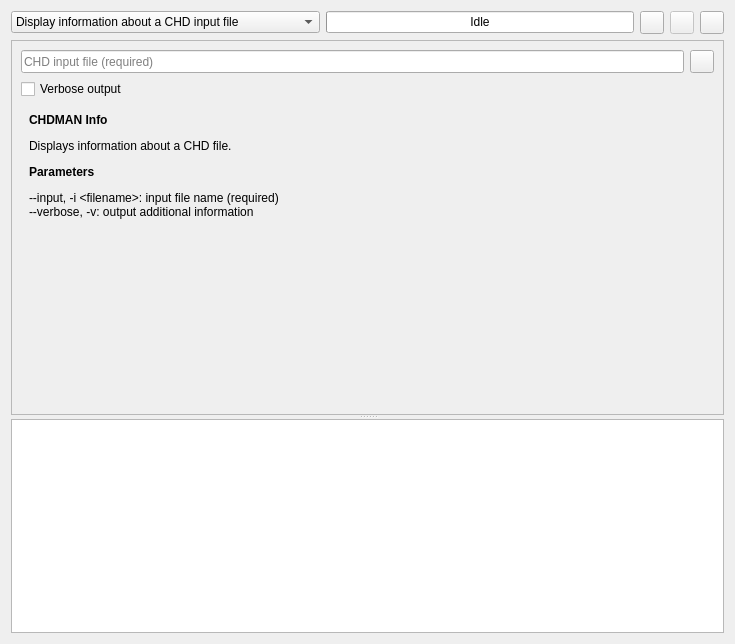
qmc2/qmc2-mame-fe, file tools/qchdman/projectwidget.ui: the form before one commit.
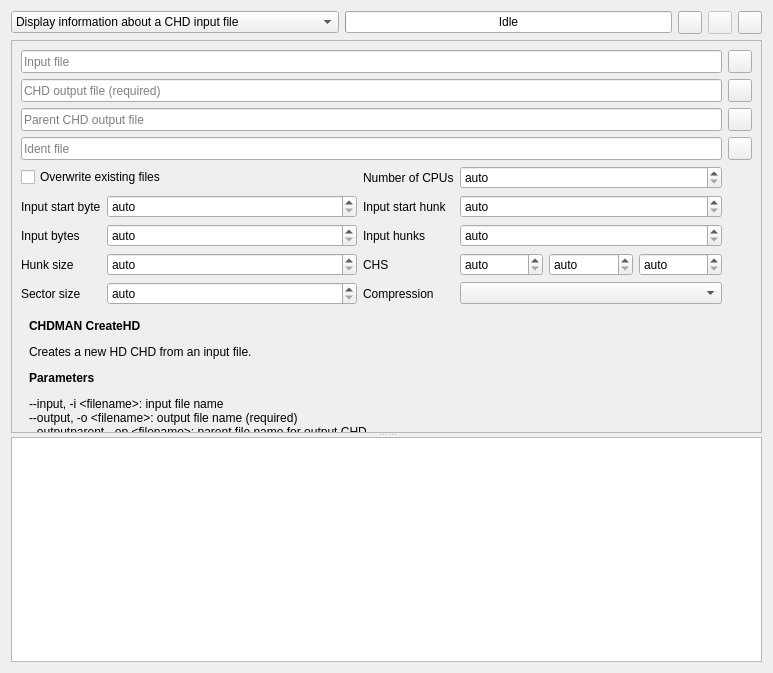
The form after the commit. The open tabs and pages were chosen to show the change. Icons and pictures are not drawn.

Commit message: wip: qchdman: added project type CreateHD

What changed in the file:
```diff
--- a/tools/qchdman/projectwidget.ui
+++ b/tools/qchdman/projectwidget.ui
@@ -6,8 +6,8 @@
    <rect>
     <x>0</x>
     <y>0</y>
-    <width>735</width>
-    <height>644</height>
+    <width>773</width>
+    <height>673</height>
    </rect>
   </property>
   <layout class="QGridLayout" name="gridLayout">
@@ -234,8 +234,8 @@
         <rect>
          <x>0</x>
          <y>0</y>
-         <width>721</width>
-         <height>487</height>
+         <width>759</width>
+         <height>539</height>
         </rect>
        </property>
        <layout class="QGridLayout" name="gridLayoutScrollArea">
@@ -1270,7 +1270,529 @@
             </item>
            </layout>
           </widget>
-          <widget class="QWidget" name="pageCreateHardDisk"/>
+          <widget class="QWidget" name="pageCreateHD">
+           <layout class="QGridLayout" name="gridLayoutPageCreateHD">
+            <property name="margin">
+             <number>0</number>
+            </property>
+            <item row="1" column="0">
+             <widget class="QLabel" name="labelCreateHDHelp">
+              <property name="text">
+               <string>&lt;p&gt;
+&lt;b&gt;CHDMAN CreateHD&lt;/b&gt;
+&lt;/p&gt;
+Creates a new HD CHD from an input file.
+&lt;p&gt;
+&lt;b&gt;Parameters&lt;/b&gt;
+&lt;/p&gt;
+&lt;p&gt;
+--input, -i &amp;lt;filename&amp;gt;: input file name&lt;br&gt;
+--output, -o &amp;lt;filename&amp;gt;: output file name (required)&lt;br&gt;
+--outputparent, -op &amp;lt;filename&amp;gt;: parent file name for output CHD&lt;br&gt;
+--ident, -id &amp;lt;filename&amp;gt;: name of ident file to provide CHS information&lt;br&gt;
+--force, -f: force overwriting an existing file&lt;br&gt;
+--numprocessors, -np &amp;lt;processors&amp;gt;: limit the number of processors to use during compression&lt;br&gt;
+--inputstartbyte, -isb &amp;lt;offset&amp;gt;: starting byte offset within the input&lt;br&gt;
+--inputstarthunk, -ish &amp;lt;offset&amp;gt;: starting hunk offset within the input&lt;br&gt;
+--inputbytes, -ib &amp;lt;length&amp;gt;: effective length of input in bytes&lt;br&gt;
+--inputhunks, -ih &amp;lt;length&amp;gt;: effective length of input in hunks&lt;br&gt;
+--hunksize, -hs &amp;lt;bytes&amp;gt;: size of each hunk in bytes (required)&lt;br&gt;
+--chs, -chs &amp;lt;cylinders,heads,sectors&amp;gt;: specifies CHS values directly&lt;br&gt;
+--sectorsize, -ss &amp;lt;bytes&amp;gt;: size of each hard disk sector in bytes&lt;br&gt;
+--compression, -c &amp;lt;none|type1[,type2[,...]]&amp;gt;: which compression codecs to use (up to 4)
+&lt;/p&gt;</string>
+              </property>
+              <property name="alignment">
+               <set>Qt::AlignLeading|Qt::AlignLeft|Qt::AlignTop</set>
+              </property>
+              <property name="wordWrap">
+               <bool>true</bool>
+              </property>
+              <property name="margin">
+               <number>8</number>
+              </property>
+              <property name="indent">
+               <number>8</number>
+              </property>
+             </widget>
+            </item>
+            <item row="2" column="0">
+             <spacer name="verticalSpacerCreateHD">
+              <property name="orientation">
+               <enum>Qt::Vertical</enum>
+              </property>
+              <property name="sizeHint" stdset="0">
+               <size>
+                <width>20</width>
+                <height>0</height>
+               </size>
+              </property>
+             </spacer>
+            </item>
+            <item row="0" column="0">
+             <widget class="QFrame" name="frameCreateHD">
+              <layout class="QGridLayout" name="gridLayoutFrameCreateHD" columnstretch="0,3,0,1,1,1,0">
+               <property name="margin">
+                <number>0</number>
+               </property>
+               <item row="5" column="1">
+                <widget class="QSpinBox" name="spinBoxCreateHDInputStartByte">
+                 <property name="sizePolicy">
+                  <sizepolicy hsizetype="MinimumExpanding" vsizetype="Fixed">
+                   <horstretch>0</horstretch>
+                   <verstretch>0</verstretch>
+                  </sizepolicy>
+                 </property>
+                 <property name="toolTip">
+                  <string>Starting byte offset within the input (--inputstartbyte)</string>
+                 </property>
+                 <property name="specialValueText">
+                  <string>auto</string>
+                 </property>
+                 <property name="minimum">
+                  <number>-1</number>
+                 </property>
+                 <property name="maximum">
+                  <number>999999999</number>
+                 </property>
+                 <property name="value">
+                  <number>-1</number>
+                 </property>
+                </widget>
+               </item>
+               <item row="6" column="0">
+                <widget class="QLabel" name="labelCreateHDInputBytes">
+                 <property name="text">
+                  <string>Input bytes</string>
+                 </property>
+                </widget>
+               </item>
+               <item row="7" column="0">
+                <widget class="QLabel" name="labelCreateHDHunkSize">
+                 <property name="text">
+                  <string>Hunk size</string>
+                 </property>
+                </widget>
+               </item>
+               <item row="6" column="2">
+                <widget class="QLabel" name="labelCreateHDInputHunks">
+                 <property name="text">
+                  <string>Input hunks</string>
+                 </property>
+                </widget>
+               </item>
+               <item row="4" column="0" colspan="2">
+                <widget class="QCheckBox" name="checkBoxCreateHDForce">
+                 <property name="toolTip">
+                  <string>Force overwriting output files (--force)</string>
+                 </property>
+                 <property name="text">
+                  <string>Overwrite existing files</string>
+                 </property>
+                </widget>
+               </item>
+               <item row="4" column="2">
+                <widget class="QLabel" name="labelCreateHDProcessors">
+                 <property name="text">
+                  <string>Number of CPUs</string>
+                 </property>
+                </widget>
+               </item>
+               <item row="6" column="1">
+                <widget class="QSpinBox" name="spinBoxCreateHDInputBytes">
+                 <property name="sizePolicy">
+                  <sizepolicy hsizetype="MinimumExpanding" vsizetype="Fixed">
+                   <horstretch>0</horstretch>
+                   <verstretch>0</verstretch>
+                  </sizepolicy>
+                 </property>
+                 <property name="toolTip">
+                  <string>Effective length of input in bytes (--inputbytes)</string>
+                 </property>
+                 <property name="specialValueText">
+                  <string>auto</string>
+                 </property>
+                 <property name="minimum">
+                  <number>-1</number>
+                 </property>
+                 <property name="maximum">
+                  <number>999999999</number>
+                 </property>
+                 <property name="value">
+                  <number>-1</number>
+                 </property>
+                </widget>
+               </item>
+               <item row="5" column="0">
+                <widget class="QLabel" name="labelCreateHDInputStartByte">
+                 <property name="text">
+                  <string>Input start byte</string>
+                 </property>
+                </widget>
+               </item>
+               <item row="7" column="1">
+                <widget class="QSpinBox" name="spinBoxCreateHDHunkSize">
+                 <property name="sizePolicy">
+                  <sizepolicy hsizetype="MinimumExpanding" vsizetype="Fixed">
+                   <horstretch>0</horstretch>
+                   <verstretch>0</verstretch>
+                  </sizepolicy>
+                 </property>
+                 <property name="toolTip">
+                  <string>Size in bytes of each hunk (--hunksize)</string>
+                 </property>
+                 <property name="specialValueText">
+                  <string>auto</string>
+                 </property>
+                 <property name="minimum">
+                  <number>-1</number>
+                 </property>
+                 <property name="maximum">
+                  <number>999999999</number>
+                 </property>
+                 <property name="value">
+                  <number>-1</number>
+                 </property>
+                </widget>
+               </item>
+               <item row="5" column="2">
+                <widget class="QLabel" name="labelCreateHDInputStartHunk">
+                 <property name="text">
+                  <string>Input start hunk</string>
+                 </property>
+                </widget>
+               </item>
+               <item row="8" column="1">
+                <widget class="QSpinBox" name="spinBoxCreateHDSectorSize">
+                 <property name="toolTip">
+                  <string>Size in bytes of each hard disk sector (--sectorsize)</string>
+                 </property>
+                 <property name="specialValueText">
+                  <string>auto</string>
+                 </property>
+                 <property name="minimum">
+                  <number>-1</number>
+                 </property>
+                 <property name="maximum">
+                  <number>999999999</number>
+                 </property>
+                 <property name="value">
+                  <number>-1</number>
+                 </property>
+                </widget>
+               </item>
+               <item row="6" column="3" colspan="3">
+                <widget class="QSpinBox" name="spinBoxCreateHDInputHunks">
+                 <property name="sizePolicy">
+                  <sizepolicy hsizetype="MinimumExpanding" vsizetype="Fixed">
+                   <horstretch>0</horstretch>
+                   <verstretch>0</verstretch>
+                  </sizepolicy>
+                 </property>
+                 <property name="toolTip">
+                  <string>Effective length of input in hunks (--inputhunks)</string>
+                 </property>
+                 <property name="specialValueText">
+                  <string>auto</string>
+                 </property>
+                 <property name="minimum">
+                  <number>-1</number>
+                 </property>
+                 <property name="maximum">
+                  <number>999999999</number>
+                 </property>
+                 <property name="value">
+                  <number>-1</number>
+                 </property>
+                </widget>
+               </item>
+               <item row="3" column="6">
+                <widget class="QToolButton" name="toolButtonBrowseCreateHDIdentFile">
+                 <property name="sizePolicy">
+                  <sizepolicy hsizetype="Fixed" vsizetype="Minimum">
+                   <horstretch>0</horstretch>
+                   <verstretch>0</verstretch>
+                  </sizepolicy>
+                 </property>
+                 <property name="icon">
+                  <iconset resource="qchdman.qrc">
+                   <normaloff>:/images/fileopen.png</normaloff>:/images/fileopen.png</iconset>
+                 </property>
+                </widget>
+               </item>
+               <item row="8" column="0">
+                <widget class="QLabel" name="labelCreateHDSectorSize">
+                 <property name="text">
+                  <string>Sector size</string>
+                 </property>
+                </widget>
+               </item>
+               <item row="3" column="0" colspan="6">
+                <widget class="QLineEdit" name="lineEditCreateHDIdentFile">
+                 <property name="sizePolicy">
+                  <sizepolicy hsizetype="Expanding" vsizetype="Minimum">
+                   <horstretch>0</horstretch>
+                   <verstretch>0</verstretch>
+                  </sizepolicy>
+                 </property>
+                 <property name="toolTip">
+                  <string>Ident file to provide CHS information (--ident)</string>
+                 </property>
+                 <property name="placeholderText">
+                  <string>Ident file</string>
+                 </property>
+                </widget>
+               </item>
+               <item row="5" column="3" colspan="3">
+                <widget class="QSpinBox" name="spinBoxCreateHDInputStartHunk">
+                 <property name="sizePolicy">
+                  <sizepolicy hsizetype="MinimumExpanding" vsizetype="Fixed">
+                   <horstretch>0</horstretch>
+                   <verstretch>0</verstretch>
+                  </sizepolicy>
+                 </property>
+                 <property name="toolTip">
+                  <string>Starting hunk offset within the input (--inputstarthunk)</string>
+                 </property>
+                 <property name="specialValueText">
+                  <string>auto</string>
+                 </property>
+                 <property name="minimum">
+                  <number>-1</number>
+                 </property>
+                 <property name="maximum">
+                  <number>999999999</number>
+                 </property>
+                 <property name="value">
+                  <number>-1</number>
+                 </property>
+                </widget>
+               </item>
+               <item row="1" column="0" colspan="6">
+                <widget class="QLineEdit" name="lineEditCreateHDOutputFile">
+                 <property name="sizePolicy">
+                  <sizepolicy hsizetype="Expanding" vsizetype="Minimum">
+                   <horstretch>0</horstretch>
+                   <verstretch>0</verstretch>
+                  </sizepolicy>
+                 </property>
+                 <property name="toolTip">
+                  <string>CHD output file (--output)</string>
+                 </property>
+                 <property name="placeholderText">
+                  <string>CHD output file (required)</string>
+                 </property>
+                </widget>
+               </item>
+               <item row="4" column="3" colspan="3">
+                <widget class="QSpinBox" name="spinBoxCreateHDProcessors">
+                 <property name="sizePolicy">
+                  <sizepolicy hsizetype="MinimumExpanding" vsizetype="Fixed">
+                   <horstretch>0</horstretch>
+                   <verstretch>0</verstretch>
+                  </sizepolicy>
+                 </property>
+                 <property name="toolTip">
+                  <string>Limit the number of processors to use during compression (--numprocessors)</string>
+                 </property>
+                 <property name="specialValueText">
+                  <string>auto</string>
+                 </property>
+                 <property name="minimum">
+                  <number>0</number>
+                 </property>
+                 <property name="maximum">
+                  <number>9999</number>
+                 </property>
+                 <property name="value">
+                  <number>0</number>
+                 </property>
+                </widget>
+               </item>
+               <item row="7" column="5">
+                <widget class="QSpinBox" name="spinBoxCreateHDSectors">
+                 <property name="sizePolicy">
+                  <sizepolicy hsizetype="MinimumExpanding" vsizetype="Fixed">
+                   <horstretch>0</horstretch>
+                   <verstretch>0</verstretch>
+                  </sizepolicy>
+                 </property>
+                 <property name="toolTip">
+                  <string>Sectors  (--chs)</string>
+                 </property>
+                 <property name="specialValueText">
+                  <string>auto</string>
+                 </property>
+                 <property name="minimum">
+                  <number>-1</number>
+                 </property>
+                 <property name="maximum">
+                  <number>999999999</number>
+                 </property>
+                 <property name="value">
+                  <number>-1</number>
+                 </property>
+                </widget>
+               </item>
+               <item row="7" column="4">
+                <widget class="QSpinBox" name="spinBoxCreateHDHeads">
+                 <property name="sizePolicy">
+                  <sizepolicy hsizetype="MinimumExpanding" vsizetype="Fixed">
+                   <horstretch>0</horstretch>
+                   <verstretch>0</verstretch>
+                  </sizepolicy>
+                 </property>
+                 <property name="toolTip">
+                  <string>Heads  (--chs)</string>
+                 </property>
+                 <property name="specialValueText">
+                  <string>auto</string>
+                 </property>
+                 <property name="minimum">
+                  <number>-1</number>
+                 </property>
+                 <property name="maximum">
+                  <number>999999999</number>
+                 </property>
+                 <property name="value">
+                  <number>-1</number>
+                 </property>
+                </widget>
+               </item>
+               <item row="0" column="0" colspan="6">
+                <widget class="QLineEdit" name="lineEditCreateHDInputFile">
+                 <property name="sizePolicy">
+                  <sizepolicy hsizetype="Expanding" vsizetype="Minimum">
+                   <horstretch>0</horstretch>
+                   <verstretch>0</verstretch>
+                  </sizepolicy>
+                 </property>
+                 <property name="toolTip">
+                  <string>Input file (--input)</string>
+                 </property>
+                 <property name="placeholderText">
+                  <string>Input file</string>
+                 </property>
+                </widget>
+               </item>
+               <item row="2" column="0" colspan="6">
+                <widget class="QLineEdit" name="lineEditCreateHDParentOutputFile">
+                 <property name="sizePolicy">
+                  <sizepolicy hsizetype="Expanding" vsizetype="Minimum">
+                   <horstretch>0</horstretch>
+                   <verstretch>0</verstretch>
+                  </sizepolicy>
+                 </property>
+                 <property name="toolTip">
+                  <string>Parent CHD output file (--outputparent)</string>
+                 </property>
+                 <property name="placeholderText">
+                  <string>Parent CHD output file</string>
+                 </property>
+                </widget>
+               </item>
+               <item row="8" column="3" colspan="3">
+                <widget class="QComboBox" name="comboBoxCreateHDCompression">
+                 <property name="sizePolicy">
+                  <sizepolicy hsizetype="MinimumExpanding" vsizetype="Fixed">
+                   <horstretch>0</horstretch>
+                   <verstretch>0</verstretch>
+                  </sizepolicy>
+                 </property>
+                 <property name="toolTip">
+                  <string>Select up to 4 compression codecs to use (--compression)</string>
+                 </property>
+                 <property name="maxVisibleItems">
+                  <number>20</number>
+                 </property>
+                </widget>
+               </item>
+               <item row="7" column="3">
+                <widget class="QSpinBox" name="spinBoxCreateHDCylinders">
+                 <property name="sizePolicy">
+                  <sizepolicy hsizetype="MinimumExpanding" vsizetype="Fixed">
+                   <horstretch>0</horstretch>
+                   <verstretch>0</verstretch>
+                  </sizepolicy>
+                 </property>
+                 <property name="toolTip">
+                  <string>Cylinders (--chs)</string>
+                 </property>
+                 <property name="specialValueText">
+                  <string>auto</string>
+                 </property>
+                 <property name="minimum">
+                  <number>-1</number>
+                 </property>
+                 <property name="maximum">
+                  <number>999999999</number>
+                 </property>
+                 <property name="value">
+                  <number>-1</number>
+                 </property>
+                </widget>
+               </item>
+               <item row="8" column="2">
+                <widget class="QLabel" name="labelCreateHDCompressors">
+                 <property name="text">
+                  <string>Compression</string>
+                 </property>
+                </widget>
+               </item>
+               <item row="0" column="6">
+                <widget class="QToolButton" name="toolButtonBrowseCreateHDInputFile">
+                 <property name="sizePolicy">
+                  <sizepolicy hsizetype="Fixed" vsizetype="Minimum">
+                   <horstretch>0</horstretch>
+                   <verstretch>0</verstretch>
+                  </sizepolicy>
+                 </property>
+                 <property name="icon">
+                  <iconset resource="qchdman.qrc">
+                   <normaloff>:/images/fileopen.png</normaloff>:/images/fileopen.png</iconset>
+                 </property>
+                </widget>
+               </item>
+               <item row="1" column="6">
+                <widget class="QToolButton" name="toolButtonBrowseCreateHDOutputFile">
+                 <property name="sizePolicy">
+                  <sizepolicy hsizetype="Fixed" vsizetype="Minimum">
+                   <horstretch>0</horstretch>
+                   <verstretch>0</verstretch>
+                  </sizepolicy>
+                 </property>
+                 <property name="icon">
+                  <iconset resource="qchdman.qrc">
+                   <normaloff>:/images/fileopen.png</normaloff>:/images/fileopen.png</iconset>
+                 </property>
+                </widget>
+               </item>
+               <item row="2" column="6">
+                <widget class="QToolButton" name="toolButtonBrowseCreateHDParentOutputFile">
+                 <property name="sizePolicy">
+                  <sizepolicy hsizetype="Fixed" vsizetype="Minimum">
+                   <horstretch>0</horstretch>
+                   <verstretch>0</verstretch>
+                  </sizepolicy>
+                 </property>
+                 <property name="icon">
+                  <iconset resource="qchdman.qrc">
+                   <normaloff>:/images/fileopen.png</normaloff>:/images/fileopen.png</iconset>
+                 </property>
+                </widget>
+               </item>
+               <item row="7" column="2">
+                <widget class="QLabel" name="labelCreateHDCHS">
+                 <property name="text">
+                  <string>CHS</string>
+                 </property>
+                </widget>
+               </item>
+              </layout>
+             </widget>
+            </item>
+           </layout>
+          </widget>
           <widget class="QWidget" name="pageCreateCD"/>
           <widget class="QWidget" name="pageCreateLaserDisc"/>
           <widget class="QWidget" name="pageExtractRaw"/>
```
Left out of the diff: 32 changed lines with no effect on the pictures. The commit also changes 13 other files.
